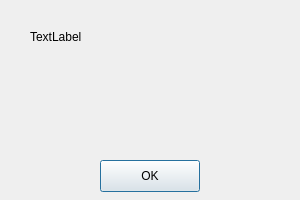
Qt form src/warningdialog.ui (named-data/ChronoChat) before a commit.
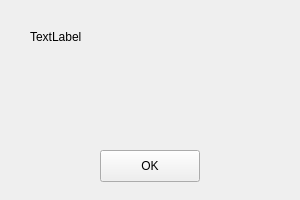
The same form after that commit.

```diff
--- a/src/warningdialog.ui
+++ b/src/warningdialog.ui
@@ -13,19 +13,6 @@
   <property name="windowTitle">
    <string>Error</string>
   </property>
-  <widget class="QPushButton" name="okButton">
-   <property name="geometry">
-    <rect>
-     <x>100</x>
-     <y>160</y>
-     <width>100</width>
-     <height>32</height>
-    </rect>
-   </property>
-   <property name="text">
-    <string>OK</string>
-   </property>
-  </widget>
   <widget class="QLabel" name="message">
    <property name="geometry">
     <rect>
@@ -42,6 +29,22 @@
     <set>Qt::AlignLeading|Qt::AlignLeft|Qt::AlignTop</set>
    </property>
   </widget>
+  <widget class="QPushButton" name="okButton">
+   <property name="geometry">
+    <rect>
+     <x>100</x>
+     <y>150</y>
+     <width>100</width>
+     <height>32</height>
+    </rect>
+   </property>
+   <property name="text">
+    <string>OK</string>
+   </property>
+   <property name="autoDefault">
+    <bool>false</bool>
+   </property>
+  </widget>
  </widget>
  <resources/>
  <connections/>
```
